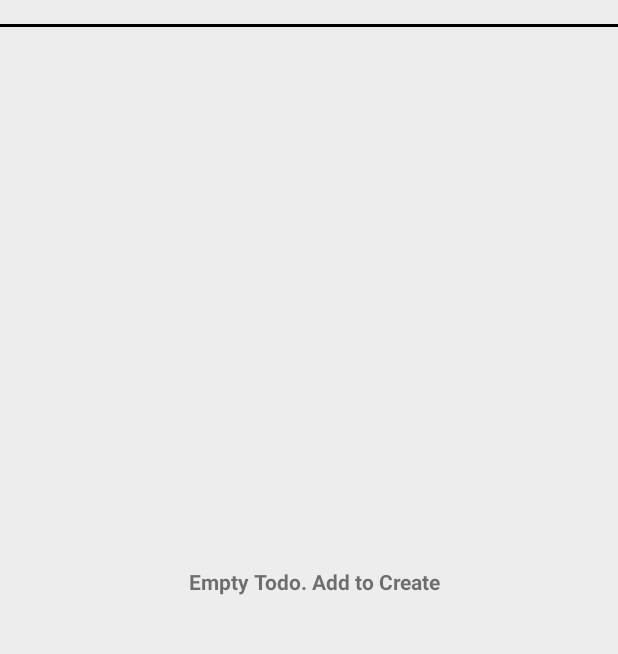
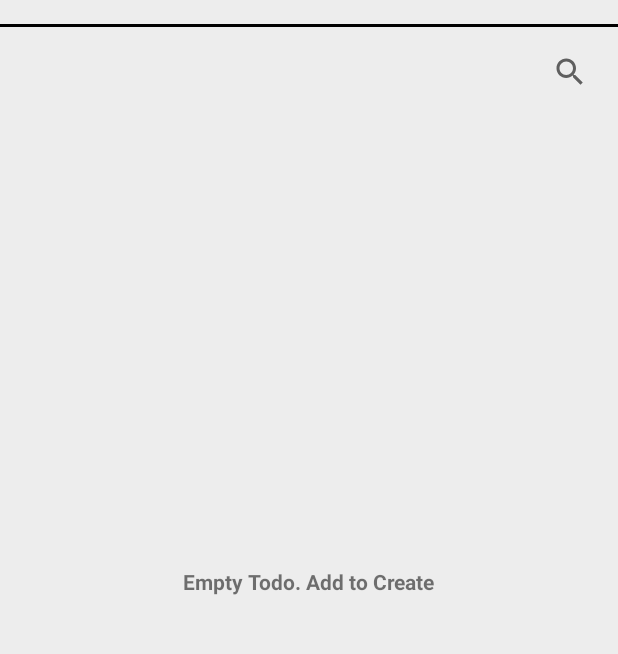
Before and after one commit to samratTBC/Todo-App-Final, an Android app: the screen it shows after launch (MainActivity), on a phone screen of 412 x 824 dp, the part 85-739 px from its top. Run offline under Robolectric (Android 15) with nearby library versions, the phone set to English and light mode, and no system bars; our stand-ins replace Room's generated code.

Commit message:
Implemented Search feature

```diff
--- a/app/src/main/java/com/example/todoappfinal/Adapter/TodoListAdapter.java
+++ b/app/src/main/java/com/example/todoappfinal/Adapter/TodoListAdapter.java
@@ -30,10 +30,14 @@ import java.text.ParseException;
 import java.text.SimpleDateFormat;
 import java.util.ArrayList;
 import java.util.Date;
+import java.util.HashMap;
+import java.util.List;
 import java.util.Locale;
 
 public class TodoListAdapter extends RecyclerView.Adapter<TodoListAdapter.ViewHolder> {
 
+
+    private ArrayList<Todo> searchTodo;
     public MainActivity context;
     private ArrayList<Todo> todoArrayList;
 
@@ -46,6 +50,10 @@ public class TodoListAdapter extends RecyclerView.Adapter<TodoListAdapter.ViewHo
 
     private Boolean selected = false;
 
+    public void setDataForSearch(ArrayList<Todo>searchTodo)
+    {
+        this.todoArrayList=searchTodo;
+    }
 
     public TodoListAdapter(ArrayList<Todo> arrayList,CardViewListener listener, MainActivity context, RecyclerView rv)
     {
@@ -75,6 +83,8 @@ public class TodoListAdapter extends RecyclerView.Adapter<TodoListAdapter.ViewHo
         {
             ViewHolder view = (ViewHolder) rv.getChildViewHolder(rv.getChildAt(i));
             view.text_holders.setBackgroundColor(Color.TRANSPARENT);
+            Log.d("TAG", "unselect: " + rv.getChildAt(i).toString());
+            Log.d("TAG", "unselect: " + view.toString());
         }
     }
 
--- a/app/src/main/java/com/example/todoappfinal/Fragment/TodoListFragment.java
+++ b/app/src/main/java/com/example/todoappfinal/Fragment/TodoListFragment.java
@@ -24,22 +24,20 @@ import android.widget.CheckBox;
 import android.widget.ImageView;
 import android.widget.ListAdapter;
 import android.widget.PopupMenu;
+import android.widget.SearchView;
 import android.widget.TextView;
 import android.widget.Toast;
 
 import com.example.todoappfinal.Adapter.TodoListAdapter;
+import com.example.todoappfinal.Database.Entity.Todo;
 import com.example.todoappfinal.Listeners.CardViewListener;
 import com.example.todoappfinal.MainActivity;
-import com.example.todoappfinal.POJO.Todo;
 import com.example.todoappfinal.R;
 import com.example.todoappfinal.TodoDetailActivity;
 import com.example.todoappfinal.ViewModel.TodoViewModel;
 import com.google.android.material.floatingactionbutton.FloatingActionButton;
 
-import java.time.LocalDate;
-import java.time.format.DateTimeFormatter;
 import java.util.ArrayList;
-import java.util.Date;
 
 public class TodoListFragment extends Fragment implements CardViewListener{
 
@@ -48,14 +46,18 @@ public class TodoListFragment extends Fragment implements CardViewListener{
     private TextView when_no_todo_tv;
     private FloatingActionButton addNewTodo;
 
-    private TodoListAdapter adapter;
+    public TodoListAdapter adapter;
 
     private MainActivity mainActivity;
+
+    private TextView searchEmpty;
 
 
     private TodoViewModel todoViewModel;
 
     private MenuItem menuItem;
+
+    private SearchView searchView;
     private static Boolean linearGrid;
 
     public RecyclerView getRecyclerView() {
@@ -66,9 +68,8 @@ public class TodoListFragment extends Fragment implements CardViewListener{
         // Required empty public constructor
     }
 
-    public static TodoListFragment newInstance(Boolean grid)
+    public static TodoListFragment newInstance()
     {
-        linearGrid = grid;
         return new TodoListFragment();
     }
 
@@ -90,6 +91,42 @@ public class TodoListFragment extends Fragment implements CardViewListener{
         todoViewModel = new ViewModelProvider(this).get(TodoViewModel.class);
         setData(view);
         addNewTodo.setOnClickListener(newActivityFabListener);
+        searchView=view.findViewById(R.id.search);
+        searchEmpty=view.findViewById(R.id.searchEmpty);
+
+        searchView.setOnQueryTextListener(new SearchView.OnQueryTextListener() {
+            @Override
+            public boolean onQueryTextSubmit(String query) {
+                return false;
+            }
+
+            @Override
+            public boolean onQueryTextChange(String newText) {
+                if(searchDatac(newText).size()==0)
+                {
+                    searchEmpty.setVisibility(View.VISIBLE);
+                    recyclerView.setVisibility(View.GONE);
+                }
+                else
+                {
+                    adapter.setDataForSearch(searchDatac(newText));
+                    adapter.notifyDataSetChanged();
+                    searchEmpty.setVisibility(View.GONE);
+                    recyclerView.setVisibility(View.VISIBLE);
+                }
+                return false;
+            }
+        });
+
+//        searchView.setOnFocusChangeListener((v, hasFocus) -> {
+//
+//            if (!searchView.hasFocus()) {
+//                //this if condition is true when searchview lost focus...
+//                searchView.setActivated(false);
+//                searchView.setPressed(false);
+//            }
+//        });
+
 
 
 
@@ -142,6 +179,24 @@ public class TodoListFragment extends Fragment implements CardViewListener{
 
 
     }
+
+    private ArrayList<Todo> searchDatac(String newText) {
+        ArrayList<Todo> mainData = (ArrayList<Todo>) todoViewModel.todoList.getValue();
+
+        ArrayList<Todo> dataAfterSearch = new ArrayList<>();
+
+        for (Todo todo : mainData) {
+            if (todo.getTodoTitle().toLowerCase().contains(newText.toLowerCase())) {
+                dataAfterSearch.add(todo);
+            }
+        }
+
+        return dataAfterSearch;
+
+    }
+
+
+
 
 
     @Override
--- a/app/src/main/java/com/example/todoappfinal/MainActivity.java
+++ b/app/src/main/java/com/example/todoappfinal/MainActivity.java
@@ -1,28 +1,22 @@
 package com.example.todoappfinal;
-
-import androidx.annotation.NonNull;
 import androidx.appcompat.app.AppCompatActivity;
-import androidx.fragment.app.Fragment;
-import androidx.fragment.app.FragmentManager;
+import android.widget.SearchView;
 import androidx.lifecycle.ViewModelProvider;
 
 import android.os.Bundle;
-import android.util.Log;
-import android.view.ActionMode;
-import android.view.Menu;
-import android.view.MenuItem;
+
 import android.view.View;
-import android.widget.Adapter;
 import android.widget.ImageView;
-import android.widget.PopupMenu;
-import android.widget.Toast;
+import android.widget.TextView;
 
 import com.example.todoappfinal.Adapter.TodoListAdapter;
 import com.example.todoappfinal.Database.Entity.Todo;
-import com.example.todoappfinal.Fragment.TodoDetailFragment;
+
 import com.example.todoappfinal.Fragment.TodoListFragment;
 import com.example.todoappfinal.Listeners.LongClickSelectedDelete;
 import com.example.todoappfinal.ViewModel.TodoViewModel;
+import com.google.android.material.bottomnavigation.BottomNavigationView;
+
 
 import java.util.ArrayList;
 
@@ -31,13 +25,11 @@ public class MainActivity extends AppCompatActivity implements LongClickSelected
     private ImageView deleteImageBtn;
     private ImageView popUpMenu;
 
+    private TextView title_of_app;
 
     private ImageView cancelImg;
 
     private ImageView noteIconImg;
-
-    public static Boolean linearGrid = false;
-
 
     public ImageView getCancelImg() {
         return cancelImg;
@@ -47,7 +39,6 @@ public class MainActivity extends AppCompatActivity implements LongClickSelected
         return noteIconImg;
     }
 
-    private View.OnClickListener popUpMenuListener;
 
     @Override
     protected void onCreate(Bundle savedInstanceState) {
@@ -55,17 +46,23 @@ public class MainActivity extends AppCompatActivity implements LongClickSelected
         setContentView(R.layout.activity_main);
         getSupportActionBar().hide();
         init();
-        getSupportFragmentManager().beginTransaction().add(R.id.fragment_container,TodoListFragment.newInstance(linearGrid)).commit();
+        getSupportFragmentManager().beginTransaction().add(R.id.fragment_container,TodoListFragment.newInstance()).commit();
+
+
     }
+
+
 
     public void init()
     {
         deleteImageBtn = findViewById(R.id.deleteView);
         popUpMenu = findViewById(R.id.popupMenu);
-//        popUpMenu.setOnClickListener(popUpMenuListener);
         cancelImg = findViewById(R.id.cancelSelection);
         noteIconImg=findViewById(R.id.noteIconImg);
+        title_of_app = findViewById(R.id.title_of_app);
+
     }
+
 
     public ImageView getDeleteImageBtn()
     {
--- /dev/null
+++ b/app/src/main/res/drawable/baseline_search_24.xml
@@ -0,0 +1,5 @@
+<vector android:height="24dp" android:tint="#000000"
+    android:viewportHeight="24" android:viewportWidth="24"
+    android:width="24dp" xmlns:android="http://schemas.android.com/apk/res/android">
+    <path android:fillColor="@android:color/white" android:pathData="M15.5,14h-0.79l-0.28,-0.27C15.41,12.59 16,11.11 16,9.5 16,5.91 13.09,3 9.5,3S3,5.91 3,9.5 5.91,16 9.5,16c1.61,0 3.09,-0.59 4.23,-1.57l0.27,0.28v0.79l5,4.99L20.49,19l-4.99,-5zM9.5,14C7.01,14 5,11.99 5,9.5S7.01,5 9.5,5 14,7.01 14,9.5 11.99,14 9.5,14z"/>
+</vector>
--- /dev/null
+++ b/app/src/main/res/drawable/home.xml
@@ -0,0 +1,5 @@
+<vector android:height="24dp" android:tint="#000000"
+    android:viewportHeight="24" android:viewportWidth="24"
+    android:width="24dp" xmlns:android="http://schemas.android.com/apk/res/android">
+    <path android:fillColor="@android:color/white" android:pathData="M10,20v-6h4v6h5v-8h3L12,3 2,12h3v8z"/>
+</vector>
--- a/app/src/main/res/layout/activity_main.xml
+++ b/app/src/main/res/layout/activity_main.xml
@@ -66,13 +66,16 @@
         app:layout_constraintTop_toTopOf="@+id/title_of_app"
         app:srcCompat="@drawable/baseline_menu_24" />
 
+
     <View
         android:layout_width="0dp"
         android:layout_height="2dp"
         android:background="@android:color/black"
         app:layout_constraintEnd_toEndOf="parent"
         app:layout_constraintStart_toStartOf="parent"
-        app:layout_constraintTop_toTopOf="@id/fragment_container" />
+        app:layout_constraintTop_toTopOf="@id/fragment_container"
+        android:id="@+id/line"/>
+
 
     <FrameLayout
         android:id="@+id/fragment_container"
--- a/app/src/main/res/layout/fragment_todo_list.xml
+++ b/app/src/main/res/layout/fragment_todo_list.xml
@@ -6,15 +6,38 @@
     android:layout_height="match_parent"
     tools:context=".Fragment.TodoListFragment">
 
+    <SearchView
+        android:layout_width="match_parent"
+        android:layout_height="wrap_content"
+        android:id="@+id/search"
+        android:layoutDirection="rtl"
+        android:hint="@string/search_todo"
+        android:layout_margin="8dp"
+        app:layout_constraintTop_toTopOf="parent"
+        app:layout_constraintStart_toStartOf="parent"/>
+
+    <TextView
+        android:layout_width="wrap_content"
+        android:textColor="@color/black"
+        android:textStyle="bold"
+        android:layout_height="wrap_content"
+        android:visibility="gone"
+        android:id="@+id/searchEmpty"
+        android:text="@string/no_results_found"
+        app:layout_constraintBottom_toBottomOf="@+id/recyclerView"
+        app:layout_constraintEnd_toEndOf="@+id/recyclerView"
+        app:layout_constraintStart_toStartOf="@+id/recyclerView"
+        app:layout_constraintTop_toTopOf="@+id/recyclerView" />
+
     <androidx.recyclerview.widget.RecyclerView
-        android:layout_margin="8dp"
         android:id="@+id/recyclerView"
         android:layout_width="match_parent"
-        android:layout_height="match_parent"
+        android:layout_height="0dp"
+        android:layout_margin="8dp"
         app:layout_constraintBottom_toBottomOf="parent"
         app:layout_constraintEnd_toEndOf="parent"
         app:layout_constraintStart_toStartOf="parent"
-        app:layout_constraintTop_toTopOf="parent"/>
+        app:layout_constraintTop_toBottomOf="@+id/search" />
 
     <com.google.android.material.floatingactionbutton.FloatingActionButton
         android:id="@+id/add_todo_fb"
@@ -38,7 +61,7 @@
         android:textStyle="bold"
         app:layout_constraintBottom_toBottomOf="@+id/recyclerView"
         app:layout_constraintEnd_toEndOf="parent"
-        app:layout_constraintStart_toStartOf="@+id/recyclerView"
+        app:layout_constraintStart_toStartOf="parent"
         app:layout_constraintTop_toTopOf="parent" />
 
 </androidx.constraintlayout.widget.ConstraintLayout>
--- a/app/src/main/res/values/strings.xml
+++ b/app/src/main/res/values/strings.xml
@@ -10,9 +10,13 @@
     <string name="todo_title_tv">Todo Title</string>
     <string name="update_todo">Update</string>
     <string name="new_todo">Add new</string>
-    <string name="notification_hint">Add Timer</string>
+    <string name="notification_hint">Add Deadline</string>
     <string name="change_grid">Change Layout</string>
     <string name="github">Github</string>
+    <string name="home">Home</string>
+    <string name="Search">Search</string>
+    <string name="search_todo">Search todo</string>
+    <string name="no_results_found">No results</string>
 
 
 </resources>
```
Also changed, not shown: app/src/main/java/com/example/todoappfinal/Fragment/SearchFragment.java (added, +37 -0 lines), app/src/main/res/layout/fragment_search.xml (added, +14 -0 lines), app/src/main/res/layout/fragment_todo_detail.xml (+18 -3 lines), app/src/main/res/menu/bottom_menu.xml (added, +14 -0 lines).
